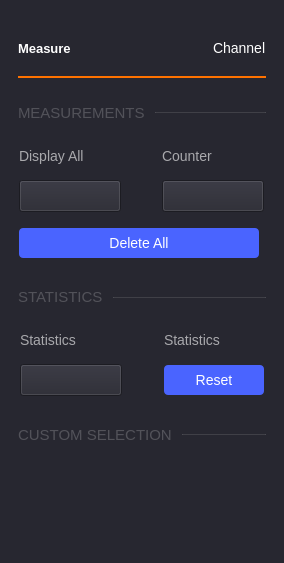
Before: the Qt Designer form ui/measure_settings.ui in analogdevicesinc/scopy, drawn with Qt 5.
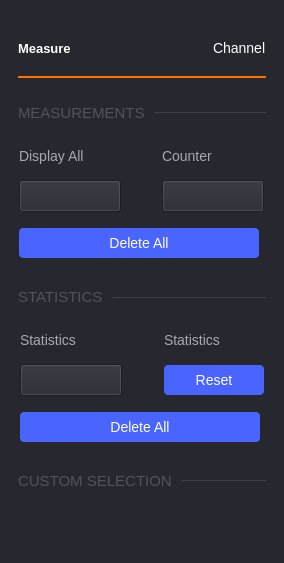
After: the same form once the commit is applied. Icons and pictures are not drawn.

Commit message:
Oscilloscope: Implement statistics selection in class MeasureSettings
Statistics can be enabled/disabled.
Statistics view can be shown/hidden.
Their values can be reset.
All selected statistics can be deleted and recovered.

```diff
--- a/ui/measure_settings.ui
+++ b/ui/measure_settings.ui
@@ -522,6 +522,40 @@
          </property>
         </widget>
        </item>
+       <item row="2" column="0" colspan="2">
+        <widget class="QPushButton" name="button_statsDeleteAll">
+         <property name="styleSheet">
+          <string notr="true">QPushButton {
+  min-height: 30px;
+  max-height: 30px;
+  min-width: 240px;
+  max-width: 240px;
+
+  border: 0px;
+  border-radius: 4px;
+
+  background-color: #4a64ff;
+  color: #ffffff;
+
+  font-size: 14px;
+}
+
+QPushButton:pressed {
+  background-color: #2a44df;
+}
+
+QPushButton:disabled {
+  background-color:  #727273;
+}</string>
+         </property>
+         <property name="text">
+          <string>Delete All</string>
+         </property>
+         <property name="checkable">
+          <bool>true</bool>
+         </property>
+        </widget>
+       </item>
       </layout>
      </item>
      <item>
```
Left out of the diff: 8 changed lines with no effect on the pictures. The commit also changes 2 other files.
